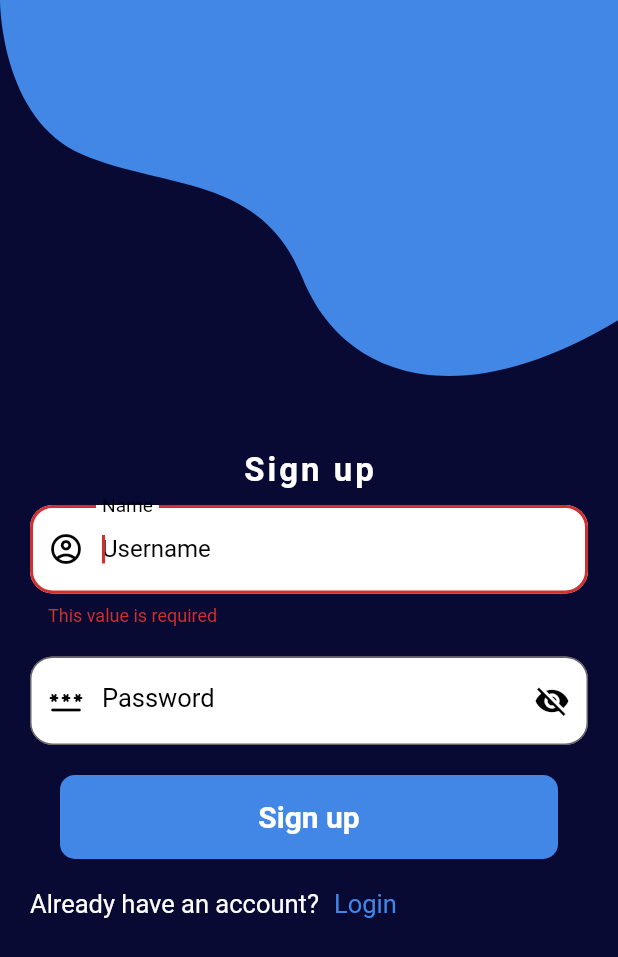
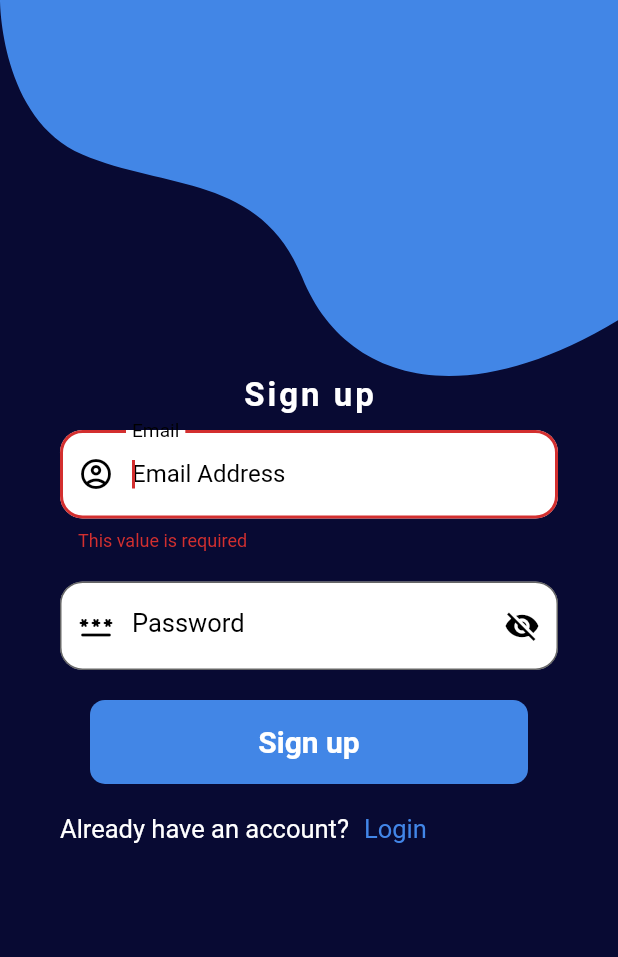
Before and after one commit to mwanagenzi/Sunshine, a Flutter app: the SignUpScreen screen opened directly, after a tap on "Sign up", on a phone screen of 412 x 824 dp. Shown: the top 957 px of the screen. Run offline on Flutter 3.47's test engine with Material 2 defaults, Android fonts, the phone set to English and light mode, and no system bars; our stand-ins replace firebase_auth, firebase_core, flutter_svg, geolocator; accounts and stored records are empty.

Commit message:
Successful sign up with FirebaseAuth

```diff
--- a/lib/screens/sign_up_screen.dart
+++ b/lib/screens/sign_up_screen.dart
@@ -1,3 +1,4 @@
+import 'package:firebase_auth/firebase_auth.dart';
 import 'package:flutter/material.dart';
 import 'package:sunshine/screens/login_screen.dart';
 import 'package:sunshine/sunshine_theme/palette.dart';
@@ -14,19 +15,19 @@ class SignUpScreen extends StatefulWidget {
 }
 
 class _SignUpScreenState extends State<SignUpScreen> {
-  late TextEditingController _usernameController, _passwordController;
+  late TextEditingController _emailController, _passwordController;
   final GlobalKey<FormState> _formKey = GlobalKey<FormState>();
 
   @override
   void initState() {
-    _usernameController = TextEditingController();
+    _emailController = TextEditingController();
     _passwordController = TextEditingController();
     super.initState();
   }
 
   @override
   void deactivate() {
-    _usernameController.dispose();
+    _emailController.dispose();
     _passwordController.dispose();
     super.deactivate();
   }
@@ -45,15 +46,35 @@ class _SignUpScreenState extends State<SignUpScreen> {
   String? _fieldValidator(String? textFieldValue) {
     if (textFieldValue == null || textFieldValue.isEmpty) {
       return 'This value is required';
-    } else if (!RegExp(r'^[a-zA-Z0-9]+$').hasMatch(textFieldValue)) {
-      return 'Username can only consist of alphabets and numbers';
+    } else if (!RegExp(
+            r"^[a-zA-Z0-9.a-zA-Z0-9.!#$%&'*+-/=?^_`{|}~]+@[a-zA-Z0-9]+\.[a-zA-Z]+")
+        .hasMatch(textFieldValue)) {
+      textFieldValue.toLowerCase();
+      return 'Enter a valid email address';
     } else {
+      textFieldValue.toLowerCase();
       return null;
     }
   }
 
-  void _handleSubmit(BuildContext context) {
+  void _handleSubmit(BuildContext context) async {
     if (_formKey.currentState!.validate()) {
+      try {
+  final credential = await FirebaseAuth.instance.createUserWithEmailAndPassword(
+    email: _emailController.text,
+    password: _passwordController.text,
+  );
+} on FirebaseAuthException catch (e) {
+  if (e.code == 'weak-password') {
+    print('The password provided is too weak.');
+  } else if (e.code == 'email-already-in-use') {
+    print('The account already exists for that email.');
+  }
+} catch (e) {
+  print(e);
+}
+
+//TODO: Return an error or toast upon an error
       //TODO; Check if user exists
       //TODO: If new,register user to firebase
       //TODO: If user exists,=> error message,=> route to login screen
@@ -75,9 +96,8 @@ class _SignUpScreenState extends State<SignUpScreen> {
               crossAxisAlignment: CrossAxisAlignment.start,
               children: [
                 const AuthScreenSvg(),
-                const SizedBox(height: 50),
                 Padding(
-                  padding: const EdgeInsets.symmetric(horizontal: 20.0),
+                  padding: const EdgeInsets.symmetric(horizontal: 40.0),
                   child: Column(
                     crossAxisAlignment: CrossAxisAlignment.start,
                     mainAxisSize: MainAxisSize.max,
@@ -98,19 +118,19 @@ class _SignUpScreenState extends State<SignUpScreen> {
                       Form(
                         key: _formKey,
                         child: TextFormField(
-                          controller: _usernameController,
+                          controller: _emailController,
                           cursorColor: Colors.black,
                           autofocus: true,
                           keyboardType: TextInputType.name,
                           validator: _fieldValidator,
                           decoration: InputDecoration(
-                              labelText: 'Name',
+                              labelText: 'Email',
                               labelStyle: Theme.of(context)
                                   .textTheme
                                   .bodyText2!
                                   .copyWith(color: Colors.black),
                               focusColor: Palette.highlightedTextColor,
-                              hintText: 'Username',
+                              hintText: 'Email Address',
                               // ignore: prefer_const_constructors
                               hintStyle: TextStyle(
                                 color: Colors.black,
```
